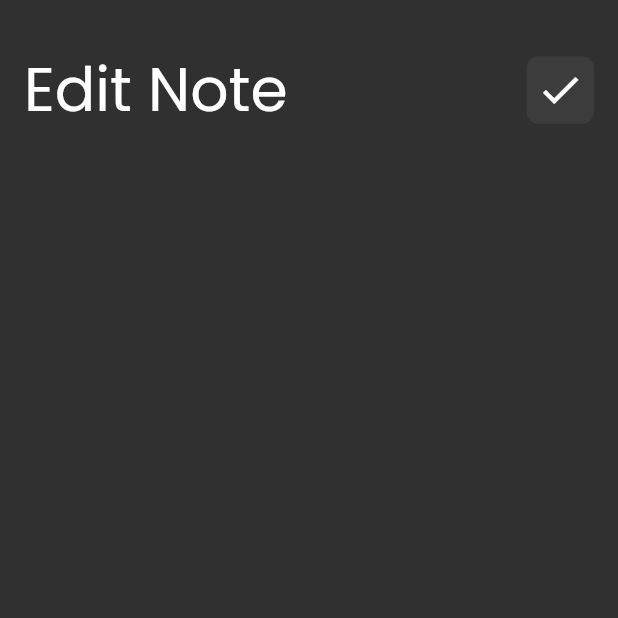
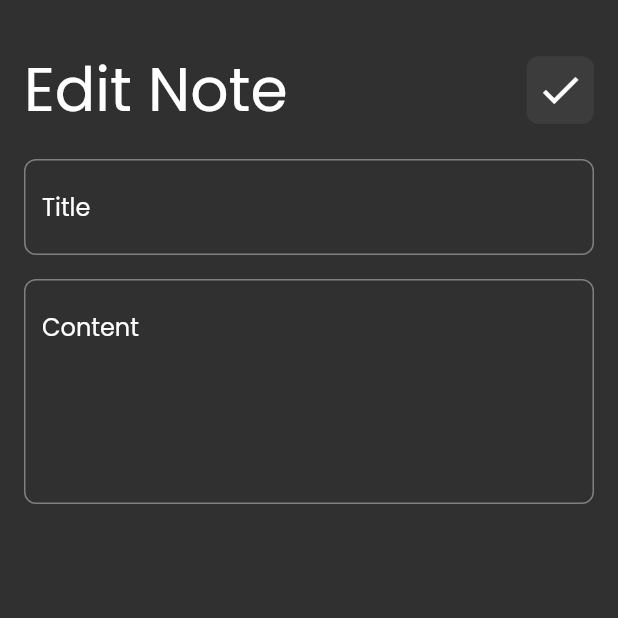
Before and after one commit to AbdoXCode/Notes-app, a Flutter app: the EditNoteView screen opened directly, on a phone screen of 412 x 824 dp, the top half of it. Run offline on Flutter 3.47's test engine with Material 3 defaults, Android fonts, the phone set to English and light mode, and no system bars.

Commit message:
made some updates to edit notes

```diff
--- a/lib/widgets/edit_note_view_body.dart
+++ b/lib/widgets/edit_note_view_body.dart
@@ -1,5 +1,6 @@
 import 'package:flutter/material.dart';
 import 'package:notes_app/widgets/custom_app_bar.dart';
+import 'package:notes_app/widgets/custom_text_field.dart';
 
 class EditNoteViewBody extends StatelessWidget {
   const EditNoteViewBody({super.key});
@@ -11,6 +12,10 @@ class EditNoteViewBody extends StatelessWidget {
       child: Column(
         children: [
           CustomAppBar(title: 'Edit Note', icon: Icons.check,),
+          SizedBox(height: 16,),
+          CustomTextField(hint: 'Title'),
+          SizedBox(height: 16,),
+          CustomTextField(hint: 'Content',maxLines: 5,)
         ],
       ),
     );
```
